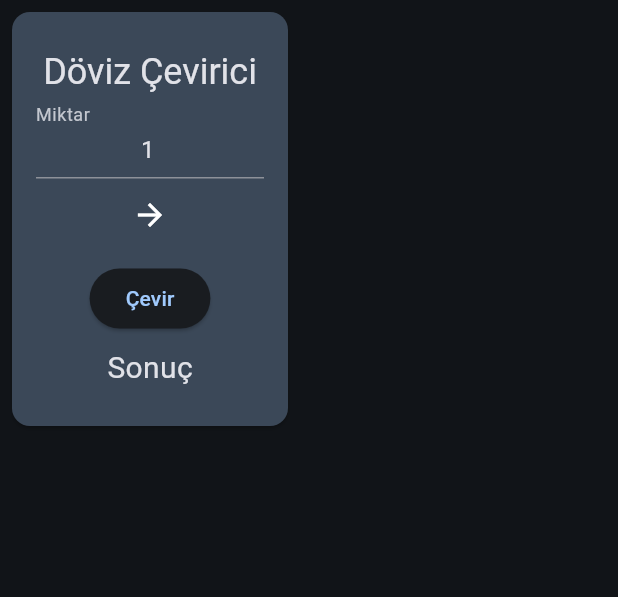
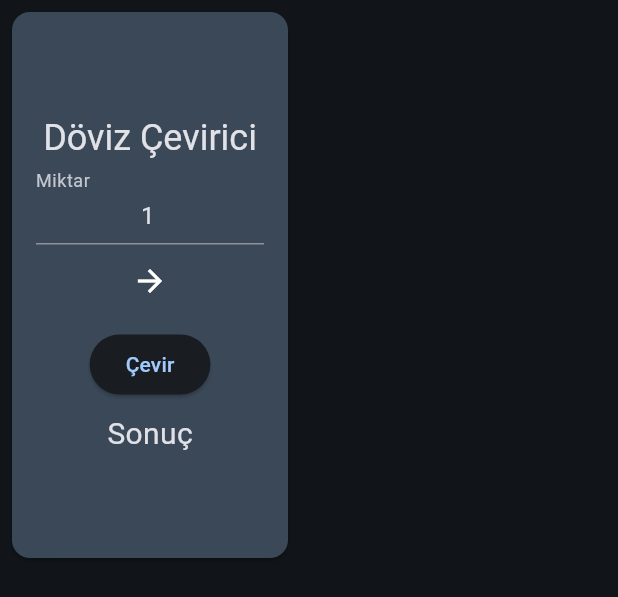
Before and after one commit to emirkalafat/emirklft, a Flutter app: the CurrencySideCard widget shown alone on an empty page, opened directly, on a phone screen of 412 x 824 dp. Shown: the top 597 px of the screen. Run offline on Flutter 3.47's test engine with Material 2 defaults, Android fonts, the light colour scheme and no system bars; our stand-ins replace beamer, cloud_firestore, email_validator, firebase_analytics, firebase_core, firebase_storage and 12 more; missing offline and left inert: currency_picker; accounts and stored records are empty; network calls fail; Roboto replaces fonts that are missing (Ubuntu).

Commit message:
home widget reorganized

```diff
--- a/lib/screens/misc/main_scaffold.dart
+++ b/lib/screens/misc/main_scaffold.dart
@@ -123,7 +123,9 @@ class _HomePageState extends ConsumerState<HomePage> {
                     title: const Text('Karanlık Tema'),
                   ),
                   const Divider(),
-                  ListTile(
+                  Align(
+                    alignment: Alignment.bottomCenter,
+                    child: ListTile(
                       leading: Icon(
                         Icons.info,
                         color: colorScheme.onBackground,
@@ -133,6 +135,7 @@ class _HomePageState extends ConsumerState<HomePage> {
                         Navigator.pop(context);
                         showAboutDialog(context: context);
                       },
+                    ),
                   ),
                 ],
               ),
--- a/lib/widgets/home/currency_side_card.dart
+++ b/lib/widgets/home/currency_side_card.dart
@@ -6,9 +6,11 @@ import 'package:http/http.dart' as http;
 
 class CurrencySideCard extends StatefulWidget {
   final double width;
+  final double height;
   const CurrencySideCard({
     Key? key,
-    this.width = 180,
+    this.width = 200,
+    this.height = 380,
   }) : super(key: key);
 
   @override
@@ -59,6 +61,7 @@ class _CurrencySideCardState extends State<CurrencySideCard> {
   Widget build(BuildContext context) {
     return SizedBox(
       width: widget.width,
+      height: widget.height,
       child: Card(
         color: Theme.of(context).colorScheme.secondaryContainer,
         margin: const EdgeInsets.all(8.0),
@@ -66,7 +69,7 @@ class _CurrencySideCardState extends State<CurrencySideCard> {
           padding: const EdgeInsets.fromLTRB(16, 24, 16, 24),
           child: Column(
             crossAxisAlignment: CrossAxisAlignment.start,
-            mainAxisSize: MainAxisSize.min,
+            //mainAxisSize: MainAxisSize.min,
             mainAxisAlignment: MainAxisAlignment.center,
             children: [
               Align(
--- a/lib/widgets/home/weather_side_card.dart
+++ b/lib/widgets/home/weather_side_card.dart
@@ -7,9 +7,11 @@ import 'package:blog_web_site/core/string_extensions.dart';
 
 class WeatherSideCard extends StatefulWidget {
   final double width;
+  final double height;
   const WeatherSideCard({
     Key? key,
     this.width = 180,
+    this.height = 380,
   }) : super(key: key);
 
   @override
@@ -44,6 +46,7 @@ class _WeatherSideCardState extends State<WeatherSideCard> {
     final bodySmall = Theme.of(context).textTheme.bodySmall;
     return SizedBox(
       width: widget.width,
+      height: widget.height,
       child: Card(
         color: Theme.of(context).colorScheme.secondaryContainer,
         margin: const EdgeInsets.all(8),
```
Also changed, not shown: lib/screens/home/home_screen.dart (+7 -2 lines), pubspec.lock. Lines whose indentation alone changed are shown as unchanged.
